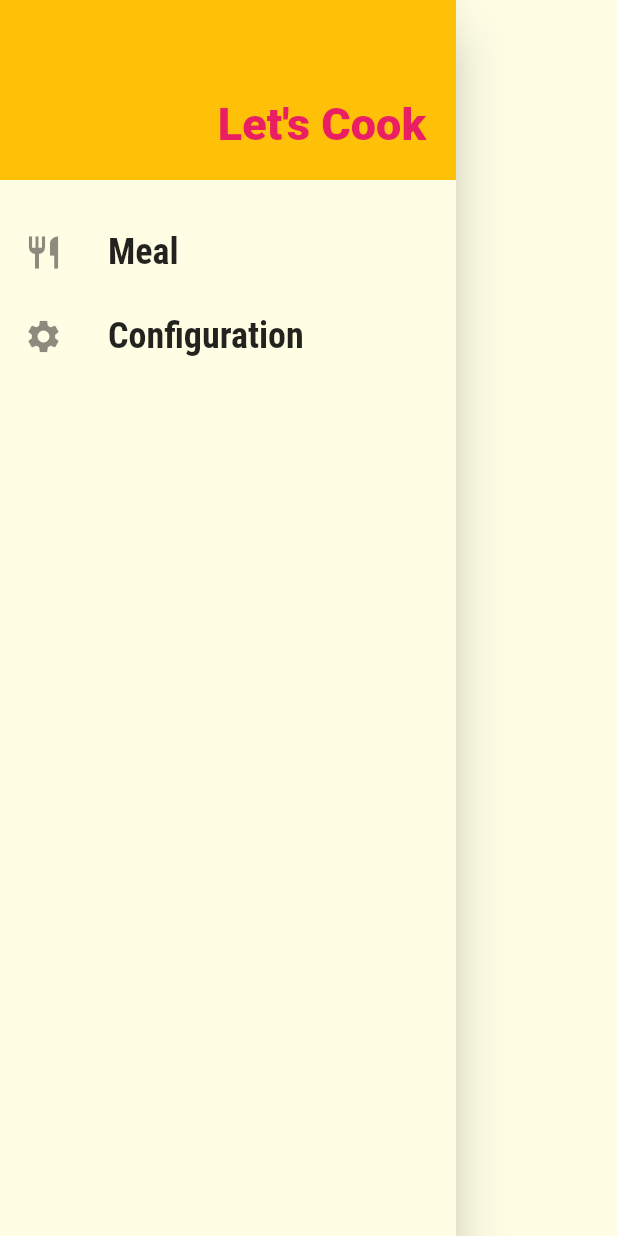
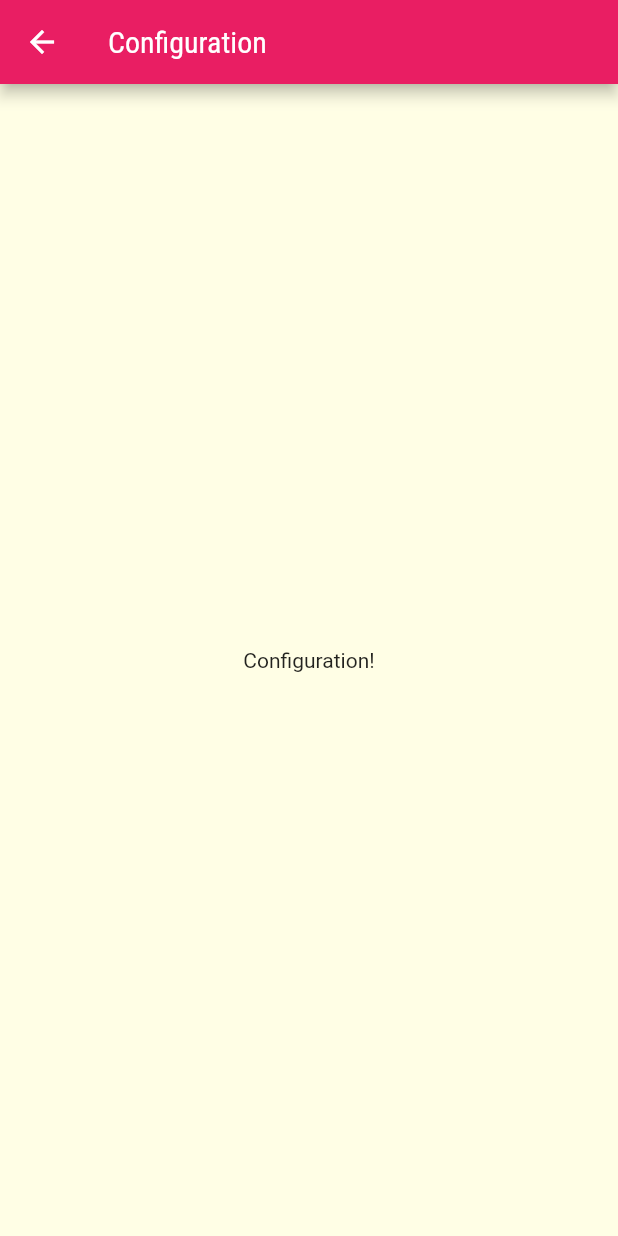
Before and after one commit to santclear/meals, a Flutter app: the MainDrawer widget shown alone on an empty page, opened directly, after a tap on "Configuration", on a phone screen of 412 x 824 dp. Run offline on Flutter 3.47's test engine with Material 2 defaults, Android fonts, the phone set to English and light mode, and no system bars; network calls fail.

Commit message:
20 -  Created SettingsScreen widget, adjusted navigation for it and for Main.

```diff
--- a/lib/components/main_drawer.dart
+++ b/lib/components/main_drawer.dart
@@ -1,9 +1,10 @@
 import 'package:flutter/material.dart';
+import 'package:meals/utils/app_routes.dart';
 
 class MainDrawer extends StatelessWidget {
   const MainDrawer({super.key});
 
-  Widget _createItem(IconData icon, String label) {
+  Widget _createItem(IconData icon, String label, Function() onTap) {
     return ListTile(
       leading: Icon(
         icon,
@@ -17,7 +18,7 @@ class MainDrawer extends StatelessWidget {
           fontWeight: FontWeight.bold,
         ),
       ),
-      onTap: () {},
+      onTap: onTap,
     );
   }
 
@@ -40,9 +41,19 @@ class MainDrawer extends StatelessWidget {
                   color: Theme.of(context).primaryColor),
             ),
           ),
-          const SizedBox(height: 20,),
-          _createItem((Icons.restaurant), 'Meal'),
-          _createItem((Icons.settings), 'Configuration')
+          const SizedBox(
+            height: 20,
+          ),
+          _createItem(
+            Icons.restaurant,
+            'Meal',
+            () => Navigator.of(context).pushNamed(AppRoutes.home),
+          ),
+          _createItem(
+            Icons.settings,
+            'Configuration',
+            () => Navigator.of(context).pushNamed(AppRoutes.settings),
+          ),
         ],
       ),
     );
--- a/lib/main.dart
+++ b/lib/main.dart
@@ -1,5 +1,6 @@
 import 'package:flutter/material.dart';
 import 'package:meals/screens/categories_screen.dart';
+import 'package:meals/screens/settings_screen.dart';
 import 'package:meals/screens/tabs_screen.dart';
 
 import 'screens/categories_meals_screen.dart';
@@ -35,6 +36,7 @@ class MyApp extends StatelessWidget {
         AppRoutes.home: (ctx) => const TabsScreen(),
         AppRoutes.categoriesMeals: (ctx) => const CategoriesMealsScreen(),
         AppRoutes.mealDetail: (ctx) => const MealDetailScreen(),
+        AppRoutes.settings: (ctx) => const SettingsScreen(),
       },
       // onGenerateRoute: (settings) {
       //   if (settings.name == '/foo') {
--- /dev/null
+++ b/lib/screens/settings_screen.dart
@@ -0,0 +1,17 @@
+import 'package:flutter/material.dart';
+
+class SettingsScreen extends StatelessWidget {
+  const SettingsScreen({super.key});
+
+  @override
+  Widget build(BuildContext context) {
+    return Scaffold(
+      appBar: AppBar(
+        title: const Text('Configuration'),
+      ),
+      body: const Center(
+        child: Text('Configuration!'),
+      ),
+    );
+  }
+}
--- a/lib/utils/app_routes.dart
+++ b/lib/utils/app_routes.dart
@@ -2,4 +2,5 @@ class AppRoutes {
   static const home = '/';
   static const categoriesMeals = '/categories-meals';
   static const mealDetail = '/meal-detail';
+  static const settings = '/settings';
 }
```
